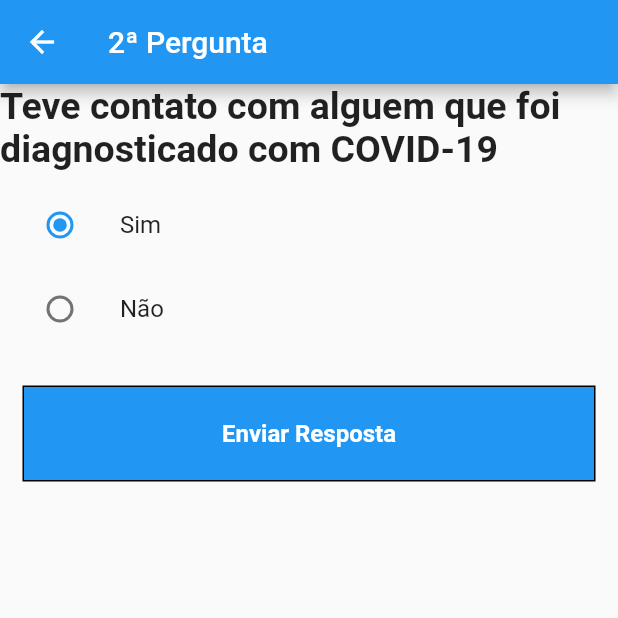
After one commit to thalamicworm3/Convid-A, a Flutter app: the Pergunta2 screen opened directly, on a phone screen of 412 x 824 dp, the top half of it. The commit adds this screen. Run offline on Flutter 3.47's test engine with Material 2 defaults, Android fonts, the light colour scheme and no system bars; our stand-ins replace shared_preferences; accounts and stored records are empty.

Commit message:
Telas que ja fiz

```diff
--- a/appcovid/lib/cadastropage.dart
+++ b/appcovid/lib/cadastropage.dart
@@ -117,12 +117,10 @@ class Cadastro extends StatelessWidget {
                   shape: new RoundedRectangleBorder(
                       borderRadius: new BorderRadius.circular(10.0)),
                   color: Colors.blue,
-                  onPressed:  () {
+                  onPressed: () {
                     Navigator.push(
                       context,
-                      MaterialPageRoute(
-                         builder: (context) => Pergunta1()
-                      ),
+                      MaterialPageRoute(builder: (context) => Pergunta1()),
                     );
                   },
                   child: Text(
--- /dev/null
+++ b/appcovid/lib/pergunta2.dart
@@ -0,0 +1,123 @@
+import 'package:provider/provider.dart';
+import 'package:flutter/cupertino.dart';
+import 'package:flutter/material.dart';
+import 'package:shared_preferences/shared_preferences.dart';
+import 'package:appcovid/menu.dart';
+import 'package:appcovid/respostaTemCovid.dart';
+
+String opcao = 'Tem covid';
+
+class Pergunta2 extends StatelessWidget {
+  Pergunta2();
+
+  @override
+  Widget build(BuildContext context) {
+    return Scaffold(
+        appBar: AppBar(
+          title: Text('2ª Pergunta'),
+          backgroundColor: cor,
+        ),
+        body: new Column(
+          children: <Widget>[
+            Container(
+              padding: const EdgeInsets.only(bottom: 8),
+              child: Text(
+                "Teve contato com alguem que foi diagnosticado com COVID-19",
+                style: TextStyle(fontWeight: FontWeight.bold, fontSize: 25),
+              ),
+            ),
+            Container(
+                padding: const EdgeInsets.only(bottom: 8),
+                child: MyStatefulWidget()),
+            new Expanded(
+                child: ListView.builder(
+                    itemCount: 1,
+                    itemBuilder: (context, index) {
+                      if (index == 0) {
+                        return Container(
+                            margin: const EdgeInsets.all(15.0),
+                            padding: const EdgeInsets.all(3.0),
+                            //color: Colors.blueGrey,
+                            decoration: BoxDecoration(
+                                color: cor,
+                                border: Border.all(color: Colors.black)),
+                            child: ListTile(
+                              title: Text(
+                                "Enviar Resposta",
+                                textAlign: TextAlign.center,
+                                style: TextStyle(
+                                    fontWeight: FontWeight.bold,
+                                    color: Colors.white),
+                              ),
+                              onTap: () {
+                                if (opcao == 'Sim') {
+                                  Navigator.push(
+                                    context,
+                                    MaterialPageRoute(
+                                        builder: (context) => Respostatela1()),
+                                  );
+                                  opcao = 'Sim';
+                                } else {
+                                  Navigator.push(
+                                    context,
+                                    MaterialPageRoute(
+                                        builder: (context) => MenuScreen()),
+                                  );
+                                  opcao = 'Não';
+                                }
+                              },
+                            ));
+                      }
+                    })),
+          ],
+        ));
+  }
+}
+
+enum SingingCharacter { op1, op2 }
+
+class MyStatefulWidget extends StatefulWidget {
+  MyStatefulWidget({Key key}) : super(key: key);
+
+  @override
+  _MyStatefulWidgetState createState() => _MyStatefulWidgetState();
+}
+
+class _MyStatefulWidgetState extends State<MyStatefulWidget> {
+  SingingCharacter _character = SingingCharacter.op1;
+
+  Widget build(BuildContext context) {
+    return Column(
+      children: <Widget>[
+        ListTile(
+          title: const Text('Sim'),
+          leading: Radio(
+            value: SingingCharacter.op1,
+            groupValue: _character,
+            onChanged: (SingingCharacter value) {
+              setState(() {
+                _character = value;
+                print(_character);
+                opcao = 'Sim';
+              });
+            },
+          ),
+        ),
+        ListTile(
+          title: const Text('Não'),
+          leading: Radio(
+            value: SingingCharacter.op2,
+            groupValue: _character,
+            onChanged: (SingingCharacter value) {
+              setState(() {
+                _character = value;
+                print(_character);
+                opcao = 'Não';
+              });
+            },
+          ),
+        ),
+      ],
+    );
+  }
+}
```
Also changed, not shown: appcovid/lib/respostaSemCovid.dart (added, +68 -0 lines).
